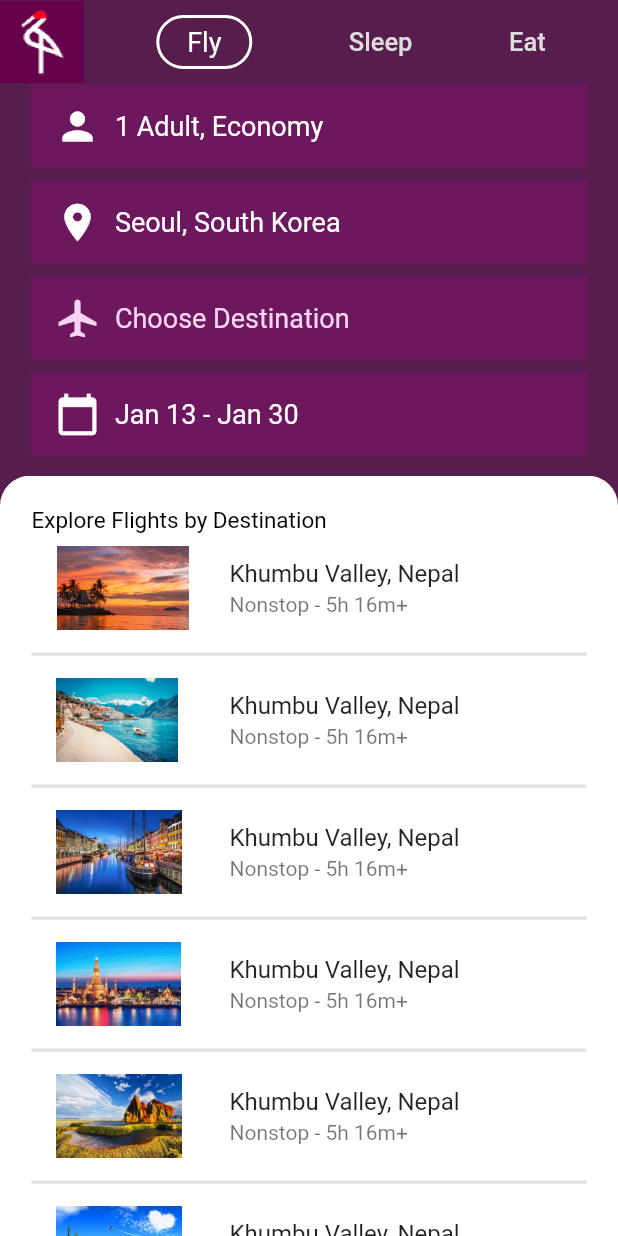
After one commit to Michellehwang001/SecondUICrane, a Flutter app: the screen it shows after launch, on a phone screen of 412 x 824 dp. The commit adds this screen. Run offline on Flutter 3.47's test engine with Material 2 defaults, Android fonts, the phone set to English and light mode, and no system bars.

Commit message:
MainPage수정

```diff
--- a/lib/ui/body_top.dart
+++ b/lib/ui/body_top.dart
@@ -1,4 +1,5 @@
 import 'package:flutter/material.dart';
+import 'package:second_ui_crane/ui/select_dates.dart';
 
 class BodyTop extends StatefulWidget {
   @override
@@ -68,6 +69,7 @@ class _BodyTopState extends State<BodyTop> {
                 .width * 0.9,
             color: Color(0xFF6d185e),
             child: ListTile(
+              selected: true,
               leading: Icon(
                 Icons.calendar_today, color: Colors.white, size: 30,),
               horizontalTitleGap: 0,
@@ -75,6 +77,11 @@ class _BodyTopState extends State<BodyTop> {
                 'Jan 13 - Jan 30',
                 style: TextStyle(fontSize: 18, color: Colors.white),
               ),
+              onTap: () => {
+                Navigator.of(context).push(
+                    MaterialPageRoute(builder: (context) => SelectDates())
+                ),
+              },
             ),
           ),
         ],
--- a/lib/ui/main_appbar.dart
+++ b/lib/ui/main_appbar.dart
@@ -1,11 +1,27 @@
 import 'package:flutter/material.dart';
 
-class MainAppbar extends StatelessWidget implements PreferredSizeWidget{
-  const MainAppbar({Key key}) : super(key: key);
+class MainAppbar extends StatefulWidget implements PreferredSizeWidget{
+  final bool isTop;
+
+  const MainAppbar({Key key, this.isTop}) : super(key: key);
 
   @override
+  _MainAppbarState createState() => _MainAppbarState();
+
+  @override
+  // TODO: implement preferredSize
+  //Size get preferredSize => throw UnimplementedError();
+  Size get preferredSize => new Size.fromHeight(kToolbarHeight);
+}
+
+class _MainAppbarState extends State<MainAppbar> {
+  @override
   Widget build(BuildContext context) {
-    return AppBar(
+    return AnimatedContainer(
+      duration: Duration(milliseconds: 0),
+      child: AppBar(
+        centerTitle: false,
+        backgroundColor: Colors.transparent,
         elevation: 0,
         leading: Image(image: AssetImage('images/logo.png')),
         title: Container(
@@ -38,11 +54,8 @@ class MainAppbar extends StatelessWidget implements PreferredSizeWidget{
             ],
           ),
         ),
+      ),
     );
   }
 
-  @override
-  // TODO: implement preferredSize
-  //Size get preferredSize => throw UnimplementedError();
-  Size get preferredSize => new Size.fromHeight(kToolbarHeight);
 }
--- /dev/null
+++ b/lib/ui/second_view.dart
@@ -0,0 +1,25 @@
+import 'package:flutter/material.dart';
+import 'package:second_ui_crane/ui/travel_list.dart';
+
+class SecondView extends StatelessWidget {
+  @override
+  Widget build(BuildContext context) {
+    const double circularBoxHeight = 20.0;
+    final Size size = MediaQuery.of(context).size;
+    print('size.height->' + size.toString());
+
+          return Container(
+            decoration: BoxDecoration(
+              color: Colors.white,
+              borderRadius: const BorderRadius.only(
+                  topLeft: Radius.circular(circularBoxHeight),
+                  topRight: Radius.circular(circularBoxHeight)),
+              border: Border.all(color: Colors.white),
+            ),
+            child: Padding(
+              padding: EdgeInsets.all(20.0),
+              child: TravelList(),
+            ),
+        );
+  }
+}
--- /dev/null
+++ b/lib/ui/travel_list.dart
@@ -0,0 +1,90 @@
+import 'package:flutter/material.dart';
+
+class TravelList extends StatelessWidget {
+  const TravelList({Key key}) : super(key: key);
+
+  @override
+  Widget build(BuildContext context) {
+    return ListView(
+        scrollDirection: Axis.vertical,
+        shrinkWrap: true,
+        children: [
+          Text(
+            'Explore Flights by Destination',
+            style: TextStyle(color: Colors.black, fontSize: 15),
+          ),
+          ListTile(
+            leading: Image(image: AssetImage('images/bg1.jpeg'), width: 90,),
+            title: Text('Khumbu Valley, Nepal'),
+            subtitle: Text('Nonstop - 5h 16m+'),
+            minLeadingWidth: 100,
+          ),
+          Divider(thickness: 2,),
+          ListTile(
+            leading: Image(image: AssetImage('images/bg2.jpeg'),),
+            title: Text('Khumbu Valley, Nepal'),
+            subtitle: Text('Nonstop - 5h 16m+'),
+            minLeadingWidth: 100,
+          ),
+          Divider(thickness: 2,),
+          ListTile(
+            leading: Image(image: AssetImage('images/bg3.jpeg'),),
+            title: Text('Khumbu Valley, Nepal'),
+            subtitle: Text('Nonstop - 5h 16m+'),
+            minLeadingWidth: 100,
+          ),
+          Divider(thickness: 2,),
+          ListTile(
+            leading: Image(image: AssetImage('images/bg4.jpeg'),),
+            title: Text('Khumbu Valley, Nepal'),
+            subtitle: Text('Nonstop - 5h 16m+'),
+            minLeadingWidth: 100,
+          ),
+          Divider(thickness: 2,),
+          ListTile(
+            leading: Image(image: AssetImage('images/bg5.jpeg'),),
+            title: Text('Khumbu Valley, Nepal'),
+            subtitle: Text('Nonstop - 5h 16m+'),
+            minLeadingWidth: 100,
+          ),
+          Divider(thickness: 2,),
+          ListTile(
+            leading: Image(image: AssetImage('images/bg6.jpeg'),),
+            title: Text('Khumbu Valley, Nepal'),
+            subtitle: Text('Nonstop - 5h 16m+'),
+            minLeadingWidth: 100,
+          ),
+          Divider(thickness: 2,),
+          ListTile(
+            leading: Image(image: AssetImage('images/bg7.jpeg'),),
+            title: Text('Khumbu Valley, Nepal'),
+            subtitle: Text('Nonstop - 5h 16m+'),
+            minLeadingWidth: 100,
+          ),
+          Divider(thickness: 2,),
+          ListTile(
+            leading: Image(image: AssetImage('images/bg8.jpeg'),),
+            title: Text('Khumbu Valley, Nepal'),
+            subtitle: Text('Nonstop - 5h 16m+'),
+            minLeadingWidth: 100,
+          ),
+          Divider(thickness: 2,),
+          ListTile(
+            leading: Image(image: AssetImage('images/bg9.jpeg'),),
+            title: Text('Khumbu Valley, Nepal'),
+            subtitle: Text('Nonstop - 5h 16m+'),
+            minLeadingWidth: 100,
+          ),
+          Divider(thickness: 2,),
+          ListTile(
+            leading: Image(image: AssetImage('images/bg10.jpeg'),),
+            title: Text('Khumbu Valley, Nepal'),
+            subtitle: Text('Nonstop - 5h 16m+'),
+            minLeadingWidth: 100,
+          ),
+          Divider(thickness: 2,),
+        ],
+    );
+
+  }
+}
--- a/pubspec.yaml
+++ b/pubspec.yaml
@@ -28,7 +28,7 @@ dependencies:
   # The following adds the Cupertino Icons font to your application.
   # Use with the CupertinoIcons class for iOS style icons.
   cupertino_icons: ^1.0.2
-  scrollable_panel: ^0.4.1
+  syncfusion_flutter_datepicker: ^19.1.64-beta
 
 dev_dependencies:
   flutter_test:
```
Also changed, not shown: lib/main.dart (+9 -129 lines), pubspec.lock. Lines whose indentation alone changed are shown as unchanged.
